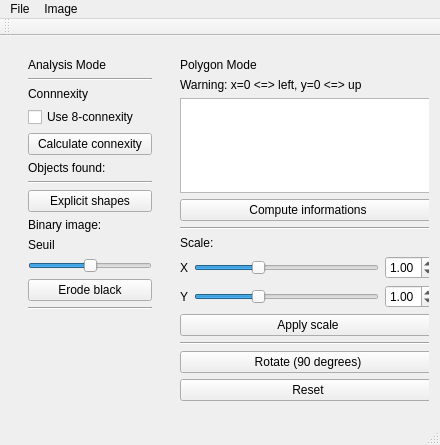
Before: the Qt Designer form interfaceFAIN/mainwindow.ui in NicolasLutz/fain_m1s1, drawn with Qt 5.
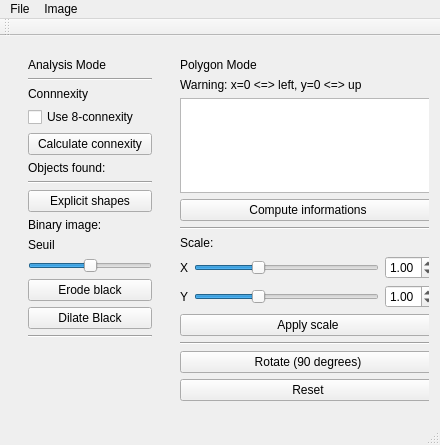
After: the same form once the commit is applied.

```diff
--- a/interfaceFAIN/mainwindow.ui
+++ b/interfaceFAIN/mainwindow.ui
@@ -149,6 +149,13 @@
              </property>
             </widget>
            </item>
+           <item>
+            <widget class="QPushButton" name="pushButton_7">
+             <property name="text">
+              <string>Dilate Black</string>
+             </property>
+            </widget>
+           </item>
            <item>
             <widget class="Line" name="line_5">
              <property name="orientation">
```
